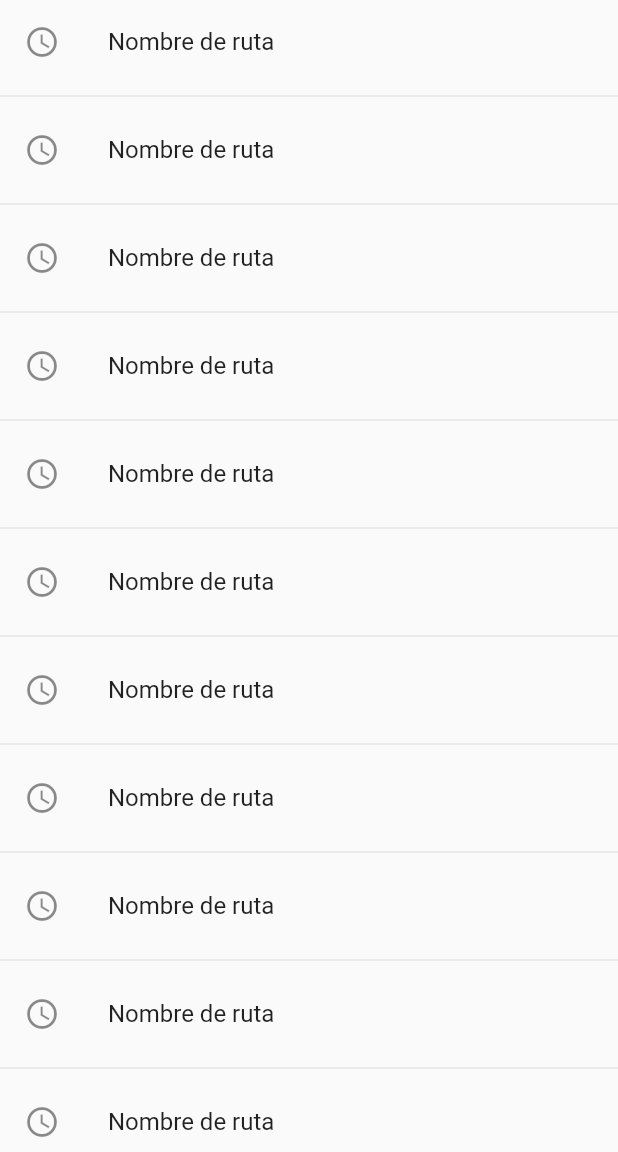
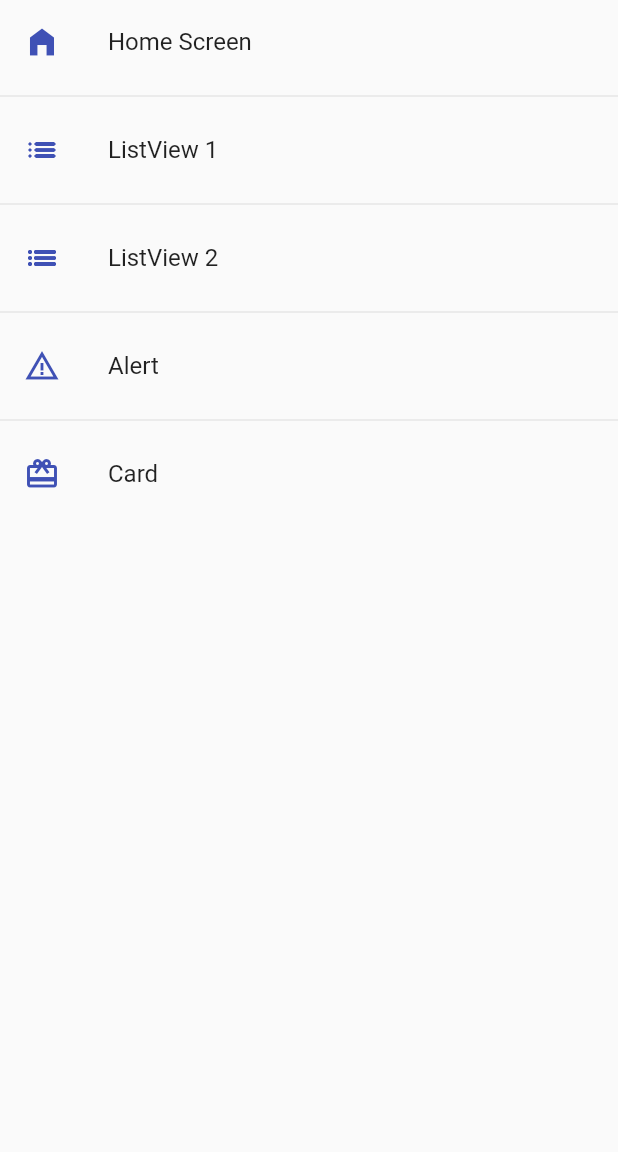
Before and after one commit to francocragnolini/fl_components, a Flutter app: the screen it shows after launch, on a phone screen of 412 x 824 dp, the part 84-1236 px from its top. Run offline on Flutter 3.47's test engine with Material 2 defaults, Android fonts, the phone set to English and light mode, and no system bars.

Commit message:
metodo de las rutas

```diff
--- a/lib/main.dart
+++ b/lib/main.dart
@@ -18,23 +18,27 @@ class MyApp extends StatelessWidget {
       // home: const CardScreen(),
       // ! Navegacion 1.0
       initialRoute: AppRoutes.initialRoute,
-      routes: {
-        "home": (context) => const HomeScreen(),
-        "listview1": (context) => const ListView1Screen(),
-        "listview2": (context) => const ListView2Screen(),
-        "alert": (context) => const AlertScreen(),
-        "card": (context) => const CardScreen(),
-      },
+      // routes: {
+      //   "home": (context) => const HomeScreen(),
+      //   "listview1": (context) => const ListView1Screen(),
+      //   "listview2": (context) => const ListView2Screen(),
+      //   "alert": (context) => const AlertScreen(),
+      //   "card": (context) => const CardScreen(),
+      // },
+
+      //! managing the routes using a Class AppRoutes
+      //! Single responsability principle
+      routes: AppRoutes.getAppRoutes(),
 
       // ! en caso de que alguna de las rutas no exista
       // ! debe regresar o retornar una ruta
-      onGenerateRoute: (settings) {
-        print(settings);
-        //! return a route
-        return MaterialPageRoute(
-          builder: (context) => const AlertScreen(),
-        );
-      },
+      // onGenerateRoute: (settings) {
+      //   print(settings);
+      //   return MaterialPageRoute(
+      //     builder: (context) => const AlertScreen(),
+      //   );
+      // },
+      onGenerateRoute: (settings) => AppRoutes.onGenerateRoute(settings),
     );
   }
 }
--- /dev/null
+++ b/lib/models/menu_option.dart
@@ -0,0 +1,16 @@
+import 'package:flutter/material.dart' show IconData, Widget;
+
+class MenuOption {
+  final String route;
+  final IconData icon;
+  final String name;
+
+  final Widget screen;
+
+  MenuOption({
+    required this.route,
+    required this.icon,
+    required this.name,
+    required this.screen,
+  });
+}
--- /dev/null
+++ b/lib/models/models.dart
@@ -0,0 +1 @@
+export 'menu_option.dart';
--- a/lib/router/app_routes.dart
+++ b/lib/router/app_routes.dart
@@ -1,15 +1,66 @@
 import 'package:flutter/material.dart';
+import 'package:flutter_components/models/models.dart';
 
 import '../screens/screens.dart';
 
 class AppRoutes {
   static const initialRoute = "home";
 
-  static Map<String, Widget Function(BuildContext)> routes = {
-    "home": (context) => const HomeScreen(),
-    "listview1": (context) => const ListView1Screen(),
-    "listview2": (context) => const ListView2Screen(),
-    "alert": (context) => const AlertScreen(),
-    "card": (context) => const CardScreen(),
-  };
+  static final List<MenuOption> menuOptions = [
+    MenuOption(
+        route: 'home',
+        name: "Home Screen",
+        screen: const HomeScreen(),
+        icon: Icons.home_filled),
+    MenuOption(
+        route: 'listview1',
+        name: "ListView 1",
+        screen: const ListView1Screen(),
+        icon: Icons.list_rounded),
+    MenuOption(
+        route: 'listview2',
+        name: "ListView 2",
+        screen: const ListView2Screen(),
+        icon: Icons.list_outlined),
+    MenuOption(
+        route: 'alert',
+        name: "Alert ",
+        screen: const AlertScreen(),
+        icon: Icons.warning_amber),
+    MenuOption(
+        route: 'card',
+        name: "Card ",
+        screen: const CardScreen(),
+        icon: Icons.card_giftcard),
+  ];
+
+  static Map<String, Widget Function(BuildContext)> getAppRoutes() {
+    Map<String, Widget Function(BuildContext)> appRoutes = {};
+    appRoutes.addAll({'home': (BuildContext context) => const HomeScreen()});
+
+    for (final option in menuOptions) {
+      appRoutes.addAll({option.route: (BuildContext context) => option.screen});
+    }
+
+    return appRoutes;
+  }
+
+  //! usar este en lugar de getAppRoutes
+  //! esta manera esta perfectamente correcta
+  //! NO USAR: getAppRoutes() - List menuOptions
+  // static Map<String, Widget Function(BuildContext)> routes = {
+  //   "home": (context) => const HomeScreen(),
+  //   "listview1": (context) => const ListView1Screen(),
+  //   "listview2": (context) => const ListView2Screen(),
+  //   "alert": (context) => const AlertScreen(),
+  //   "card": (context) => const CardScreen(),
+  // };
+
+  static Route<dynamic> onGenerateRoute(RouteSettings settings) {
+    print(settings);
+    //! return a route
+    return MaterialPageRoute(
+      builder: (context) => const AlertScreen(),
+    );
+  }
 }
--- a/lib/screens/home_screen.dart
+++ b/lib/screens/home_screen.dart
@@ -1,4 +1,5 @@
 import 'package:flutter/material.dart';
+import 'package:flutter_components/router/app_routes.dart';
 import 'package:flutter_components/screens/screens.dart';
 
 class HomeScreen extends StatelessWidget {
@@ -6,6 +7,7 @@ class HomeScreen extends StatelessWidget {
 
   @override
   Widget build(BuildContext context) {
+    final menuOptions = AppRoutes.menuOptions;
     return Scaffold(
       appBar: AppBar(
         title: const Text("Components Flutter"),
@@ -13,8 +15,11 @@ class HomeScreen extends StatelessWidget {
       ),
       body: ListView.separated(
           itemBuilder: (context, index) => ListTile(
-                leading: const Icon(Icons.access_time_outlined),
-                title: const Text("Nombre de ruta"),
+                leading: Icon(
+                  menuOptions[index].icon,
+                  color: Colors.indigo,
+                ),
+                title: Text(menuOptions[index].name),
                 onTap: () {
                   //! a way to naivate: is not recommended
                   //! some advantages: gives you a great control, you can implement animations
@@ -24,11 +29,11 @@ class HomeScreen extends StatelessWidget {
                   // );
                   // Navigator.pushReplacement(context, route);
 
-                  Navigator.pushNamed(context, "alert");
+                  Navigator.pushNamed(context, menuOptions[index].route);
                 },
               ),
           separatorBuilder: (context, index) => const Divider(),
-          itemCount: 100),
+          itemCount: menuOptions.length),
     );
   }
 }
--- a/lib/screens/listview2_screen.dart
+++ b/lib/screens/listview2_screen.dart
@@ -13,7 +13,7 @@ class ListView2Screen extends StatelessWidget {
   @override
   Widget build(BuildContext context) {
     return Scaffold(
-      appBar: AppBar(title: const Text("List View Tipo 1")),
+      appBar: AppBar(title: const Text("List View Tipo 2")),
       body: ListView.separated(
           itemBuilder: (context, index) => ListTile(
                 title: Text(options[index]),
```
